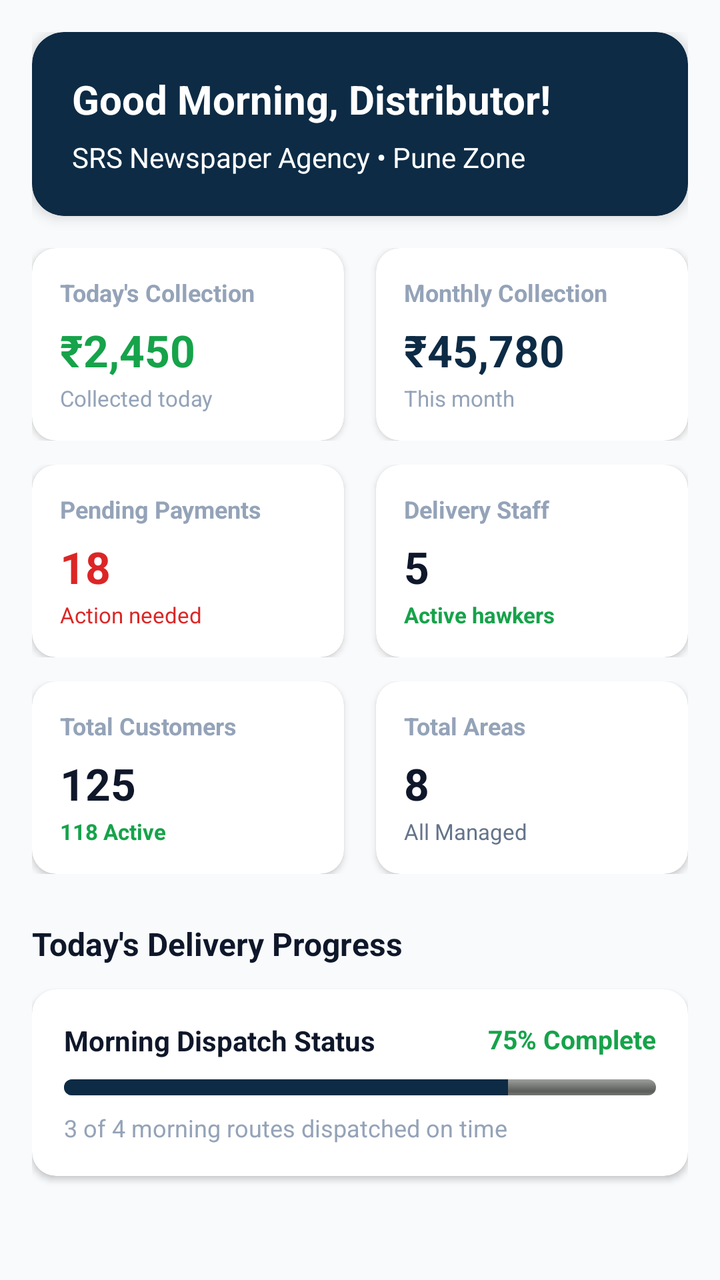
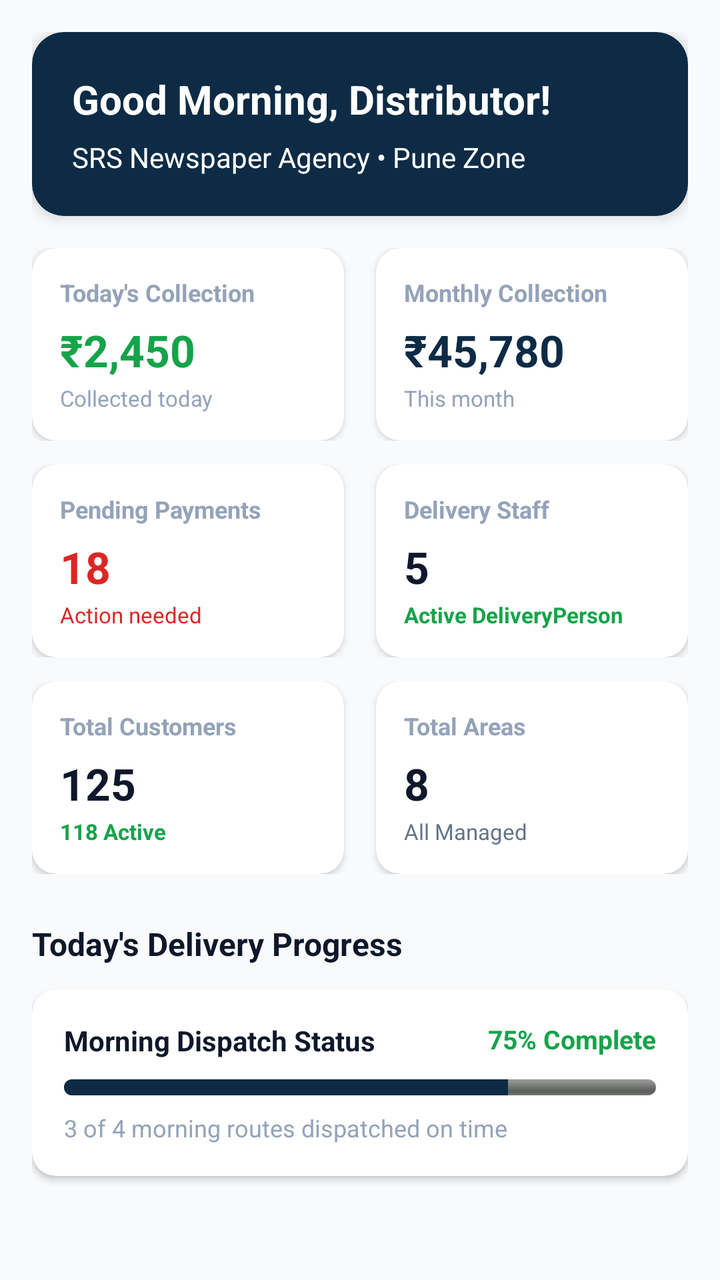

Two renders of the same Android screen: before a commit and after it. Below are the layout's source before the change and the commit's diff.
<!-- AndroidManifest.xml: application theme Theme.Logistics -->
<!-- res/layout/fragment_dashboard.xml -->
<?xml version="1.0" encoding="utf-8"?>
<androidx.core.widget.NestedScrollView xmlns:android="http://schemas.android.com/apk/res/android"
    xmlns:app="http://schemas.android.com/apk/res-auto"
    android:layout_width="match_parent"
    android:layout_height="match_parent"
    android:background="@color/bg_light"
    android:fillViewport="true">

    <LinearLayout
        android:layout_width="match_parent"
        android:layout_height="wrap_content"
        android:orientation="vertical"
        android:padding="16dp">

        
        <androidx.cardview.widget.CardView
            android:layout_width="match_parent"
            android:layout_height="wrap_content"
            app:cardCornerRadius="16dp"
            app:cardElevation="4dp"
            app:cardBackgroundColor="@color/primary_navy">

            <LinearLayout
                android:layout_width="match_parent"
                android:layout_height="wrap_content"
                android:orientation="vertical"
                android:padding="20dp">

                <TextView
                    android:layout_width="wrap_content"
                    android:layout_height="wrap_content"
                    android:text="Good Morning, Distributor!"
                    android:textColor="@color/white"
                    android:textSize="20sp"
                    android:textStyle="bold" />

                <TextView
                    android:layout_width="wrap_content"
                    android:layout_height="wrap_content"
                    android:layout_marginTop="6dp"
                    android:text="SRS Newspaper Agency • Pune Zone"
                    android:textColor="@color/white"
                    android:textSize="14sp" />

            </LinearLayout>
        </androidx.cardview.widget.CardView>

        
        <LinearLayout
            android:layout_width="match_parent"
            android:layout_height="wrap_content"
            android:layout_marginTop="16dp"
            android:orientation="horizontal">

            
            <androidx.cardview.widget.CardView
                android:id="@+id/cardTodayCollection"
                android:layout_width="0dp"
                android:layout_height="wrap_content"
                android:layout_marginEnd="8dp"
                android:layout_weight="1"
                app:cardCornerRadius="12dp"
                app:cardElevation="2dp"
                app:cardBackgroundColor="@color/white"
                app:contentPadding="14dp">

                <LinearLayout
                    android:layout_width="match_parent"
                    android:layout_height="wrap_content"
                    android:orientation="vertical">

                    <TextView
                        android:layout_width="wrap_content"
                        android:layout_height="wrap_content"
                        android:text="Today's Collection"
                        android:textColor="@color/text_muted"
                        android:textSize="12sp"
                        android:textStyle="bold" />

                    <TextView
                        android:id="@+id/tvTodayCollection"
                        android:layout_width="wrap_content"
                        android:layout_height="wrap_content"
                        android:layout_marginTop="6dp"
                        android:text="₹2,450"
                        android:textColor="#16A34A"
                        android:textSize="22sp"
                        android:textStyle="bold" />

                    <TextView
                        android:layout_width="wrap_content"
                        android:layout_height="wrap_content"
                        android:layout_marginTop="2dp"
                        android:text="Collected today"
                        android:textColor="@color/text_muted"
                        android:textSize="11sp" />
                </LinearLayout>
            </androidx.cardview.widget.CardView>

            
            <androidx.cardview.widget.CardView
                android:id="@+id/cardMonthlyCollection"
                android:layout_width="0dp"
                android:layout_height="wrap_content"
                android:layout_marginStart="8dp"
                android:layout_weight="1"
                app:cardCornerRadius="12dp"
                app:cardElevation="2dp"
                app:cardBackgroundColor="@color/white"
                app:contentPadding="14dp">

                <LinearLayout
                    android:layout_width="match_parent"
                    android:layout_height="wrap_content"
                    android:orientation="vertical">

                    <TextView
                        android:layout_width="wrap_content"
                        android:layout_height="wrap_content"
                        android:text="Monthly Collection"
                        android:textColor="@color/text_muted"
                        android:textSize="12sp"
                        android:textStyle="bold" />

                    <TextView
                        android:id="@+id/tvMonthlyCollection"
                        android:layout_width="wrap_content"
                        android:layout_height="wrap_content"
                        android:layout_marginTop="6dp"
                        android:text="₹45,780"
                        android:textColor="@color/primary_navy"
                        android:textSize="22sp"
                        android:textStyle="bold" />

                    <TextView
                        android:layout_width="wrap_content"
                        android:layout_height="wrap_content"
                        android:layout_marginTop="2dp"
                        android:text="This month"
                        android:textColor="@color/text_muted"
                        android:textSize="11sp" />
                </LinearLayout>
            </androidx.cardview.widget.CardView>
        </LinearLayout>

        
        <LinearLayout
            android:layout_width="match_parent"
            android:layout_height="wrap_content"
            android:layout_marginTop="12dp"
            android:orientation="horizontal">

            
            <androidx.cardview.widget.CardView
                android:id="@+id/cardPendingPayments"
                android:layout_width="0dp"
                android:layout_height="wrap_content"
                android:layout_marginEnd="8dp"
                android:layout_weight="1"
                app:cardCornerRadius="12dp"
                app:cardElevation="2dp"
                app:cardBackgroundColor="@color/white"
                app:contentPadding="14dp">

                <LinearLayout
                    android:layout_width="match_parent"
                    android:layout_height="wrap_content"
                    android:orientation="vertical">

                    <TextView
                        android:layout_width="wrap_content"
                        android:layout_height="wrap_content"
                        android:text="Pending Payments"
                        android:textColor="@color/text_muted"
                        android:textSize="12sp"
                        android:textStyle="bold" />

                    <TextView
                        android:id="@+id/tvPendingPayments"
                        android:layout_width="wrap_content"
                        android:layout_height="wrap_content"
                        android:layout_marginTop="6dp"
                        android:text="18"
                        android:textColor="#DC2626"
                        android:textSize="22sp"
                        android:textStyle="bold" />

                    <TextView
                        android:layout_width="wrap_content"
                        android:layout_height="wrap_content"
                        android:layout_marginTop="2dp"
                        android:text="Action needed"
                        android:textColor="#DC2626"
                        android:textSize="11sp" />
                </LinearLayout>
            </androidx.cardview.widget.CardView>

            
            <androidx.cardview.widget.CardView
                android:id="@+id/cardStaff"
                android:layout_width="0dp"
                android:layout_height="wrap_content"
                android:layout_marginStart="8dp"
                android:layout_weight="1"
                app:cardCornerRadius="12dp"
                app:cardElevation="2dp"
                app:cardBackgroundColor="@color/white"
                app:contentPadding="14dp">

                <LinearLayout
                    android:layout_width="match_parent"
                    android:layout_height="wrap_content"
                    android:orientation="vertical">

                    <TextView
                        android:layout_width="wrap_content"
                        android:layout_height="wrap_content"
                        android:text="Delivery Staff"
                        android:textColor="@color/text_muted"
                        android:textSize="12sp"
                        android:textStyle="bold" />

                    <TextView
                        android:id="@+id/tvTotalStaff"
                        android:layout_width="wrap_content"
                        android:layout_height="wrap_content"
                        android:layout_marginTop="6dp"
                        android:text="5"
                        android:textColor="@color/text_primary"
                        android:textSize="22sp"
                        android:textStyle="bold" />

                    <TextView
                        android:layout_width="wrap_content"
                        android:layout_height="wrap_content"
                        android:layout_marginTop="2dp"
                        android:text="Active hawkers"
                        android:textColor="#16A34A"
                        android:textSize="11sp"
                        android:textStyle="bold" />
                </LinearLayout>
            </androidx.cardview.widget.CardView>
        </LinearLayout>

        
        <LinearLayout
            android:layout_width="match_parent"
            android:layout_height="wrap_content"
            android:layout_marginTop="12dp"
            android:orientation="horizontal">

            
            <androidx.cardview.widget.CardView
                android:id="@+id/cardCustomers"
                android:layout_width="0dp"
                android:layout_height="wrap_content"
                android:layout_marginEnd="8dp"
                android:layout_weight="1"
                app:cardCornerRadius="12dp"
                app:cardElevation="2dp"
                app:cardBackgroundColor="@color/white"
                app:contentPadding="14dp">

                <LinearLayout
                    android:layout_width="match_parent"
                    android:layout_height="wrap_content"
                    android:orientation="vertical">

                    <TextView
                        android:layout_width="wrap_content"
                        android:layout_height="wrap_content"
                        android:text="Total Customers"
                        android:textColor="@color/text_muted"
                        android:textSize="12sp"
                        android:textStyle="bold" />

                    <TextView
                        android:id="@+id/tvTotalCustomers"
                        android:layout_width="wrap_content"
                        android:layout_height="wrap_content"
                        android:layout_marginTop="6dp"
                        android:text="125"
                        android:textColor="@color/text_primary"
                        android:textSize="22sp"
                        android:textStyle="bold" />

                    <TextView
                        android:id="@+id/tvActiveCustomers"
                        android:layout_width="wrap_content"
                        android:layout_height="wrap_content"
                        android:layout_marginTop="2dp"
                        android:text="118 Active"
                        android:textColor="#16A34A"
                        android:textSize="11sp"
                        android:textStyle="bold" />
                </LinearLayout>
            </androidx.cardview.widget.CardView>

            
            <androidx.cardview.widget.CardView
                android:id="@+id/cardAreas"
                android:layout_width="0dp"
                android:layout_height="wrap_content"
                android:layout_marginStart="8dp"
                android:layout_weight="1"
                app:cardCornerRadius="12dp"
                app:cardElevation="2dp"
                app:cardBackgroundColor="@color/white"
                app:contentPadding="14dp">

                <LinearLayout
                    android:layout_width="match_parent"
                    android:layout_height="wrap_content"
                    android:orientation="vertical">

                    <TextView
                        android:layout_width="wrap_content"
                        android:layout_height="wrap_content"
                        android:text="Total Areas"
                        android:textColor="@color/text_muted"
                        android:textSize="12sp"
                        android:textStyle="bold" />

                    <TextView
                        android:id="@+id/tvTotalAreas"
                        android:layout_width="wrap_content"
                        android:layout_height="wrap_content"
                        android:layout_marginTop="6dp"
                        android:text="8"
                        android:textColor="@color/text_primary"
                        android:textSize="22sp"
                        android:textStyle="bold" />

                    <TextView
                        android:layout_width="wrap_content"
                        android:layout_height="wrap_content"
                        android:layout_marginTop="2dp"
                        android:text="All Managed"
                        android:textColor="@color/text_secondary"
                        android:textSize="11sp" />
                </LinearLayout>
            </androidx.cardview.widget.CardView>
        </LinearLayout>

        
        <TextView
            android:layout_width="wrap_content"
            android:layout_height="wrap_content"
            android:layout_marginTop="24dp"
            android:layout_marginBottom="12dp"
            android:text="Today's Delivery Progress"
            android:textColor="@color/text_primary"
            android:textSize="16sp"
            android:textStyle="bold" />

        <androidx.cardview.widget.CardView
            android:layout_width="match_parent"
            android:layout_height="wrap_content"
            android:layout_marginBottom="24dp"
            app:cardCornerRadius="12dp"
            app:cardElevation="2dp"
            app:cardBackgroundColor="@color/white"
            app:contentPadding="16dp">

            <LinearLayout
                android:layout_width="match_parent"
                android:layout_height="wrap_content"
                android:orientation="vertical">

                <RelativeLayout
                    android:layout_width="match_parent"
                    android:layout_height="wrap_content">

                    <TextView
                        android:layout_width="wrap_content"
                        android:layout_height="wrap_content"
                        android:text="Morning Dispatch Status"
                        android:textColor="@color/text_primary"
                        android:textSize="14sp"
                        android:textStyle="bold" />

                    <TextView
                        android:id="@+id/tvDispatchPercentage"
                        android:layout_width="wrap_content"
                        android:layout_height="wrap_content"
                        android:layout_alignParentEnd="true"
                        android:text="75% Complete"
                        android:textColor="#16A34A"
                        android:textSize="13sp"
                        android:textStyle="bold" />
                </RelativeLayout>

                <ProgressBar
                    android:id="@+id/pbDispatch"
                    style="@android:style/Widget.ProgressBar.Horizontal"
                    android:layout_width="match_parent"
                    android:layout_height="8dp"
                    android:layout_marginTop="10dp"
                    android:progress="75"
                    android:progressTint="@color/primary_navy" />

                <TextView
                    android:id="@+id/tvDispatchSubtext"
                    android:layout_width="wrap_content"
                    android:layout_height="wrap_content"
                    android:layout_marginTop="8dp"
                    android:text="3 of 4 morning routes dispatched on time"
                    android:textColor="@color/text_muted"
                    android:textSize="12sp" />
            </LinearLayout>
        </androidx.cardview.widget.CardView>

    </LinearLayout>

</androidx.core.widget.NestedScrollView>
<!-- resources referenced by this layout -->
<resources>
  <color name="bg_light">#F8FAFC</color>
  <color name="primary_navy">#0D2B45</color>
  <color name="text_muted">#94A3B8</color>
  <color name="text_primary">#0F172A</color>
  <color name="text_secondary">#64748B</color>
  <color name="white">#FFFFFF</color>
  <style name="Theme.Logistics" parent="Theme.MaterialComponents.Light.NoActionBar">
          
          <item name="colorPrimary">@color/primary_navy</item>
          <item name="colorPrimaryVariant">@color/primary_navy_dark</item>
          <item name="colorOnPrimary">@color/white</item>
          
          <item name="colorSecondary">@color/accent_blue</item>
          <item name="colorSecondaryVariant">@color/accent_blue_border</item>
          <item name="colorOnSecondary">@color/white</item>
          
          <item name="android:statusBarColor">@color/white</item>
          <item name="android:windowLightStatusBar" tools:targetApi="m">true</item>
          <item name="android:windowBackground">@color/app_bg</item>
      </style>
  <color name="primary_navy_dark">#0B2239</color>
  <color name="accent_blue">#0284C7</color>
  <color name="accent_blue_border">#BAE6FD</color>
  <color name="app_bg">#F8FAFC</color>
</resources>

<!-- the commit's change to res/layout/fragment_dashboard.xml (unified diff, before → after) -->
@@ -234,7 +234,7 @@
                         android:layout_width="wrap_content"
                         android:layout_height="wrap_content"
                         android:layout_marginTop="2dp"
-                        android:text="Active hawkers"
+                        android:text="Active DeliveryPerson"
                         android:textColor="#16A34A"
                         android:textSize="11sp"
                         android:textStyle="bold" />
